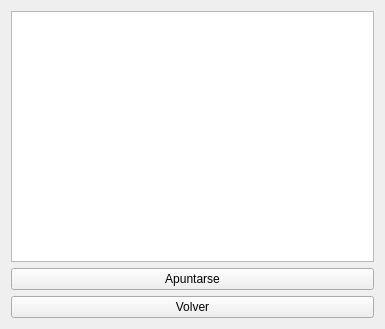
Qt form src/vista/ui/VerClasesDisponibles.ui (OscaarMG/campasgym) before a commit.
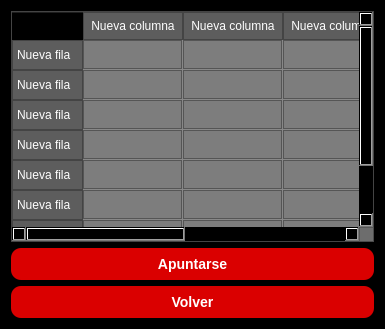
The same form after that commit.

Commit message: Registros, suscripcion, solicitar dieta y rutina, clases disp

What changed in the file:
```diff
--- a/src/vista/ui/VerClasesDisponibles.ui
+++ b/src/vista/ui/VerClasesDisponibles.ui
@@ -13,12 +13,185 @@
   <property name="windowTitle">
    <string>Clases Disponibles</string>
   </property>
+  <property name="styleSheet">
+   <string notr="true">background-color: #000000;
+</string>
+  </property>
   <layout class="QVBoxLayout" name="verticalLayout">
    <item>
-    <widget class="QTableWidget" name="tablaClases"/>
+    <widget class="QTableWidget" name="tablaClases">
+     <property name="maximumSize">
+      <size>
+       <width>367</width>
+       <height>16777215</height>
+      </size>
+     </property>
+     <property name="styleSheet">
+      <string notr="true">QTableWidget {
+    background-color: #6d6d6d;
+    color: white;
+    gridline-color: #888888; 
+    border: 1px solid #444444;
+}
+
+QTableWidget::item {
+    background-color: #7d7d7d;
+    border: 1px solid #555555;
+    padding: 4px;
+}
+
+QTableWidget {
+    background-color: #6d6d6d;
+    color: white;
+    gridline-color: #888888; /* color del borde entre celdas */
+    border: 1px solid #444444;
+}
+
+QTableWidget::item {
+    background-color: #7d7d7d;
+    border: 1px solid #555555;
+    padding: 4px;
+}
+
+QHeaderView::section {
+    background-color: #5d5d5d;
+    color: white;
+    border: 1px solid #444444;
+    padding: 4px;
+}
+
+QTableCornerButton::section {
+    background-color: #5d5d5d;
+    border: 1px solid #444444;
+}
+
+QScrollBar:vertical {
+    background: #5d5d5d;  /* Fondo liso, sin textura */
+    width: 12px;
+    margin: 0px;
+    border: none;
+}
+
+QScrollBar::handle:vertical {
+    background: #888888;  /* Parte que se arrastra */
+    min-height: 20px;
+    border-radius: 4px;
+}
+
+QScrollBar::add-line:vertical,
+QScrollBar::sub-line:vertical {
+    height: 0px;
+    background: none;
+    border: none;
+}
+
+QScrollBar:horizontal {
+    background: #5d5d5d;
+    height: 12px;
+    margin: 0px;
+    border: none;
+}
+
+QScrollBar::handle:horizontal {
+    background: #888888;
+    min-width: 20px;
+    border-radius: 4px;
+}
+
+QScrollBar::add-line:horizontal,
+QScrollBar::sub-line:horizontal {
+    width: 0px;
+    background: none;
+    border: none;
+}
+
+QTableWidget QLineEdit {
+    background-color: #5d5d5d;
+    color: white;
+    border: 1px solid #777777;
+    padding: 2px;
+}
+
+</string>
+     </property>
+     <row>
+      <property name="text">
+       <string>Nueva fila</string>
+      </property>
+     </row>
+     <row>
+      <property name="text">
+       <string>Nueva fila</string>
+      </property>
+     </row>
+     <row>
+      <property name="text">
+       <string>Nueva fila</string>
+      </property>
+     </row>
+     <row>
+      <property name="text">
+       <string>Nueva fila</string>
+      </property>
+     </row>
+     <row>
+      <property name="text">
+       <string>Nueva fila</string>
+      </property>
+     </row>
+     <row>
+      <property name="text">
+       <string>Nueva fila</string>
+      </property>
+     </row>
+     <row>
+      <property name="text">
+       <string>Nueva fila</string>
+      </property>
+     </row>
+     <row>
+      <property name="text">
+       <string>Nueva fila</string>
+      </property>
+     </row>
+     <column>
+      <property name="text">
+       <string>Nueva columna</string>
+      </property>
+     </column>
+     <column>
+      <property name="text">
+       <string>Nueva columna</string>
+      </property>
+     </column>
+     <column>
+      <property name="text">
+       <string>Nueva columna</string>
+      </property>
+     </column>
+     <column>
+      <property name="text">
+       <string>Nueva columna</string>
+      </property>
+     </column>
+    </widget>
    </item>
    <item>
     <widget class="QPushButton" name="btnApuntarse">
+     <property name="styleSheet">
+      <string notr="true">QPushButton {
+    background-color: #da0000;
+    color: white;
+    border-radius: 10px;
+    padding: 8px;
+    font-size: 14px;
+    font-weight: bold;
+}
+
+QPushButton:hover {
+    background-color: #aa0000;
+}</string>
+     </property>
      <property name="text">
       <string>Apuntarse</string>
      </property>
@@ -26,6 +199,21 @@
    </item>
    <item>
     <widget class="QPushButton" name="btnVolver">
+     <property name="styleSheet">
+      <string notr="true">QPushButton {
+    background-color: #da0000;
+    color: white;
+    border-radius: 10px;
+    padding: 8px;
+    font-size: 14px;
+    font-weight: bold;
+}
+
+QPushButton:hover {
+    background-color: #aa0000;
+}
+</string>
+     </property>
      <property name="text">
       <string>Volver</string>
      </property>
```
The commit also changes 5 other files.
